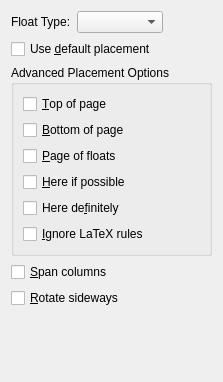
This is src/frontends/qt4/ui/FloatPlacementUi.ui in rpavlik/lyx-lucid-backport as Qt 5 draws it before an edit. The edited form follows.
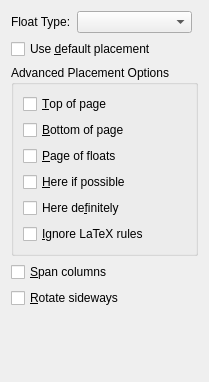
This is the edited form.

Patch:
```diff
--- a/src/frontends/qt4/ui/FloatPlacementUi.ui
+++ b/src/frontends/qt4/ui/FloatPlacementUi.ui
@@ -20,21 +20,15 @@
      </property>
     </widget>
    </item>
-   <item row="0" column="1" colspan="2">
-    <widget class="QComboBox" name="floatTypeCO"/>
-   </item>
-   <item row="0" column="3">
-    <spacer name="floatTypeSpacer">
-     <property name="orientation">
-      <enum>Qt::Horizontal</enum>
+   <item row="0" column="1" colspan="2" >
+    <widget class="QComboBox" name="floatTypeCO" >
+     <property name="sizePolicy" >
+      <sizepolicy vsizetype="Fixed" hsizetype="Preferred" >
+       <horstretch>1</horstretch>
+       <verstretch>0</verstretch>
+      </sizepolicy>
      </property>
-     <property name="sizeHint" stdset="0">
-      <size>
-       <width>40</width>
-       <height>20</height>
-      </size>
-     </property>
-    </spacer>
+    </widget>
    </item>
    <item row="1" column="0" colspan="4">
     <widget class="QCheckBox" name="defaultsCB">
```
Left out of the diff: 94 changed lines with no effect on the pictures.
